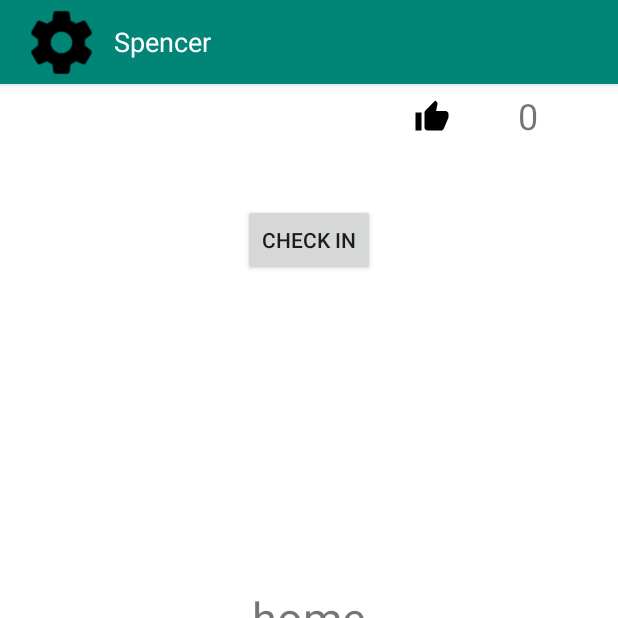
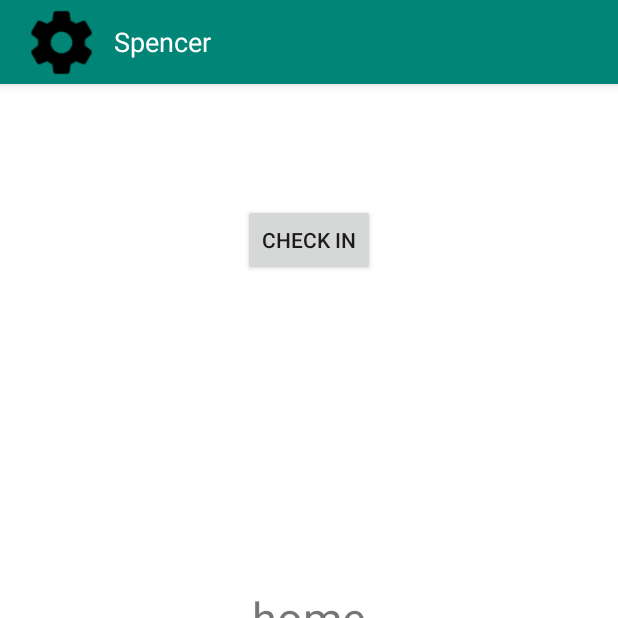
Before and after one commit to KTaratun/uGood, an Android app: the screen it shows after launch once a user with an empty profile is signed in (MainActivity), on a phone screen of 412 x 824 dp, the top half of it. Run offline under Robolectric (Android 15) with nearby library versions, the light colour scheme and no system bars; our stand-ins replace CircleImageView, Firebase (no records; nobody signed in at launch, a user with empty details on screens opened directly); libraries missing offline, so code that uses them is left out: com.amulyakhare.textdrawable; pictures from the network do not load; 5 statements that could not run were skipped.

Commit message:
Small additions.

```diff
--- a/app/src/main/java/com/example/kurt/ugood/main/HomeFragment.java
+++ b/app/src/main/java/com/example/kurt/ugood/main/HomeFragment.java
@@ -42,8 +42,8 @@ public class HomeFragment extends Fragment implements View.OnClickListener{
                              Bundle savedInstanceState) {
         View view = inflater.inflate(R.layout.main_fragment_home, container, false);
 
-        name = view.findViewById(R.id.username);
-        fbAuth = FirebaseAuth.getInstance();
+        //name = view.findViewById(R.id.username);
+        //fbAuth = FirebaseAuth.getInstance();
 
         //FirebaseFunctions.GetUserName(fbAuth, name);
 
@@ -51,8 +51,8 @@ public class HomeFragment extends Fragment implements View.OnClickListener{
         diagnosticButton.setOnClickListener(this);
 
         // Profile Bar button
-        profileBarButton = view.findViewById(R.id.status_bar);
-        profileBarButton.setOnClickListener(this);
+        //profileBarButton = view.findViewById(R.id.status_bar);
+        //profileBarButton.setOnClickListener(this);
 
         // Inflate the layout for this fragment
         return view;
--- a/app/src/main/java/com/example/kurt/ugood/main/MainActivity.java
+++ b/app/src/main/java/com/example/kurt/ugood/main/MainActivity.java
@@ -33,10 +33,10 @@ public class MainActivity extends AppCompatActivity
     CircleImageView mProfilePic;
     TextView mUserName;
 
-
     //user Data
     User mCurrentUser;
     ListenerRegistration mUserInfoListener;
+
     @Override
     protected void onCreate(Bundle savedInstanceState) {
         super.onCreate(savedInstanceState);
@@ -57,7 +57,6 @@ public class MainActivity extends AppCompatActivity
         createActionBar();
 
         mUserInfoListener = mCurrentUser.CheckForUserDataUpdates(this, this);
-
     }
 
     @Override
@@ -68,7 +67,6 @@ public class MainActivity extends AppCompatActivity
         }
 
         updateCurrentActionBarWithUserData();
-
     }
 
     private void updateCurrentActionBarWithUserData(){
--- a/app/src/main/res/layout/homepage_actionbar_layout.xml
+++ b/app/src/main/res/layout/homepage_actionbar_layout.xml
@@ -7,8 +7,8 @@
      >
 
     <de.hdodenhof.circleimageview.CircleImageView
+        android:id="@+id/actionBarProfilePic"
         android:layout_marginTop="5dp"
-        android:id="@+id/actionBarProfilePic"
         android:layout_width="50dp"
         android:layout_height="match_parent"
         android:src="@drawable/ic_settings_icon"
--- a/app/src/main/res/layout/main_fragment_home.xml
+++ b/app/src/main/res/layout/main_fragment_home.xml
@@ -7,71 +7,68 @@
     android:background="@android:color/white"
     tools:context=".main.MainActivity">
 
-    <android.support.constraint.ConstraintLayout
-        android:id="@+id/status_bar"
-        android:layout_width="match_parent"
-        android:layout_height="42dp"
-        android:layout_alignParentStart="true"
-        android:layout_alignParentLeft="true"
-        android:layout_alignParentTop="true"
-        android:layout_marginStart="0dp"
-        android:layout_marginLeft="0dp"
-        android:layout_marginBottom="-42dp">
+<!--    <android.support.constraint.ConstraintLayout-->
+<!--        android:id="@+id/status_bar"-->
+<!--        android:layout_width="match_parent"-->
+<!--        android:layout_height="42dp"-->
+<!--        android:layout_alignParentStart="true"-->
+<!--        android:layout_alignParentLeft="true"-->
+<!--        android:layout_alignParentTop="true"-->
+<!--        android:layout_marginStart="0dp"-->
+<!--        android:layout_marginLeft="0dp"-->
+<!--        android:layout_marginBottom="-42dp">-->
 
-        <TextView
-            android:id="@+id/username"
-            android:layout_width="wrap_content"
-            android:layout_height="wrap_content"
-            android:layout_alignStart="@+id/status_bar"
-            android:layout_alignLeft="@+id/status_bar"
-            android:layout_alignTop="@+id/status_bar"
-            android:layout_marginStart="8dp"
-            android:layout_marginLeft="8dp"
-            android:layout_marginTop="8dp"
-            android:layout_marginEnd="8dp"
-            android:layout_marginRight="8dp"
-            android:layout_marginBottom="8dp"
-            android:text=""
-            android:textSize="18sp"
-            app:layout_constraintBottom_toBottomOf="parent"
-            app:layout_constraintEnd_toEndOf="parent"
-            app:layout_constraintHorizontal_bias="0.16"
-            app:layout_constraintStart_toStartOf="parent"
-            app:layout_constraintTop_toTopOf="parent"
-            app:layout_constraintVertical_bias="1.0" />
+<!--        <TextView-->
+<!--            android:id="@+id/username"-->
+<!--            android:layout_width="wrap_content"-->
+<!--            android:layout_height="wrap_content"-->
+<!--            android:layout_alignStart="@+id/status_bar"-->
+<!--            android:layout_alignLeft="@+id/status_bar"-->
+<!--            android:layout_alignTop="@+id/status_bar"-->
+<!--            android:layout_marginStart="8dp"-->
+<!--            android:layout_marginTop="8dp"-->
+<!--            android:layout_marginEnd="8dp"-->
+<!--            android:layout_marginBottom="8dp"-->
+<!--            android:textSize="18sp"-->
+<!--            app:layout_constraintBottom_toBottomOf="parent"-->
+<!--            app:layout_constraintEnd_toEndOf="parent"-->
+<!--            app:layout_constraintHorizontal_bias="0.16"-->
+<!--            app:layout_constraintStart_toStartOf="parent"-->
+<!--            app:layout_constraintTop_toTopOf="parent"-->
+<!--            app:layout_constraintVertical_bias="1.0" />-->
 
-        <ImageView
-            android:id="@+id/imageView"
-            android:layout_width="wrap_content"
-            android:layout_height="wrap_content"
-            android:layout_marginLeft="160dp"
-            android:layout_marginTop="8dp"
-            android:layout_marginBottom="8dp"
-            app:layout_constraintBottom_toBottomOf="parent"
-            app:layout_constraintEnd_toStartOf="@+id/streakCounter"
-            app:layout_constraintHorizontal_bias="1.0"
-            app:layout_constraintStart_toEndOf="@+id/username"
-            app:layout_constraintTop_toTopOf="parent"
-            app:layout_constraintVertical_bias="1.0"
-            app:srcCompat="@drawable/ic_thumb_up_black_24dp" />
+<!--        <ImageView-->
+<!--            android:id="@+id/imageView"-->
+<!--            android:layout_width="wrap_content"-->
+<!--            android:layout_height="wrap_content"-->
+<!--            android:layout_marginLeft="160dp"-->
+<!--            android:layout_marginTop="8dp"-->
+<!--            android:layout_marginBottom="8dp"-->
+<!--            app:layout_constraintBottom_toBottomOf="parent"-->
+<!--            app:layout_constraintEnd_toStartOf="@+id/streakCounter"-->
+<!--            app:layout_constraintHorizontal_bias="1.0"-->
+<!--            app:layout_constraintStart_toEndOf="@+id/username"-->
+<!--            app:layout_constraintTop_toTopOf="parent"-->
+<!--            app:layout_constraintVertical_bias="1.0"-->
+<!--            app:srcCompat="@drawable/ic_thumb_up_black_24dp" />-->
 
-        <TextView
-            android:id="@+id/streakCounter"
-            android:layout_width="14dp"
-            android:layout_height="wrap_content"
-            android:layout_marginTop="8dp"
-            android:layout_marginEnd="8dp"
-            android:layout_marginRight="8dp"
-            android:layout_marginBottom="8dp"
-            android:text="0"
-            android:textSize="24sp"
-            app:layout_constraintBottom_toBottomOf="parent"
-            app:layout_constraintEnd_toEndOf="parent"
-            app:layout_constraintHorizontal_bias="0.509"
-            app:layout_constraintStart_toEndOf="@+id/imageView"
-            app:layout_constraintTop_toTopOf="parent" />
+<!--        <TextView-->
+<!--            android:id="@+id/streakCounter"-->
+<!--            android:layout_width="14dp"-->
+<!--            android:layout_height="wrap_content"-->
+<!--            android:layout_marginTop="8dp"-->
+<!--            android:layout_marginEnd="8dp"-->
+<!--            android:layout_marginRight="8dp"-->
+<!--            android:layout_marginBottom="8dp"-->
+<!--            android:text="0"-->
+<!--            android:textSize="24sp"-->
+<!--            app:layout_constraintBottom_toBottomOf="parent"-->
+<!--            app:layout_constraintEnd_toEndOf="parent"-->
+<!--            app:layout_constraintHorizontal_bias="0.509"-->
+<!--            app:layout_constraintStart_toEndOf="@+id/imageView"-->
+<!--            app:layout_constraintTop_toTopOf="parent" />-->
 
-    </android.support.constraint.ConstraintLayout>
+<!--    </android.support.constraint.ConstraintLayout>-->
 
     <Button
         android:id="@+id/button_diagnostic"
```
